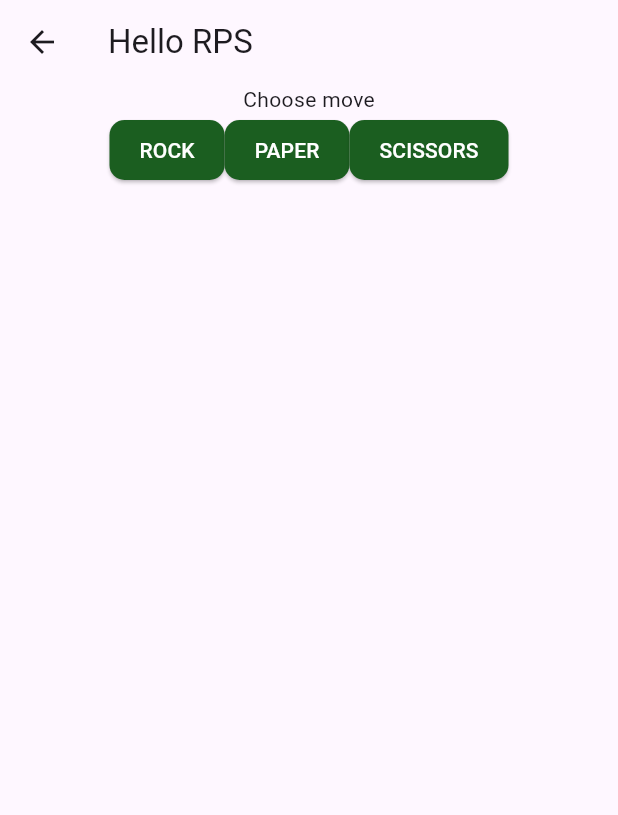
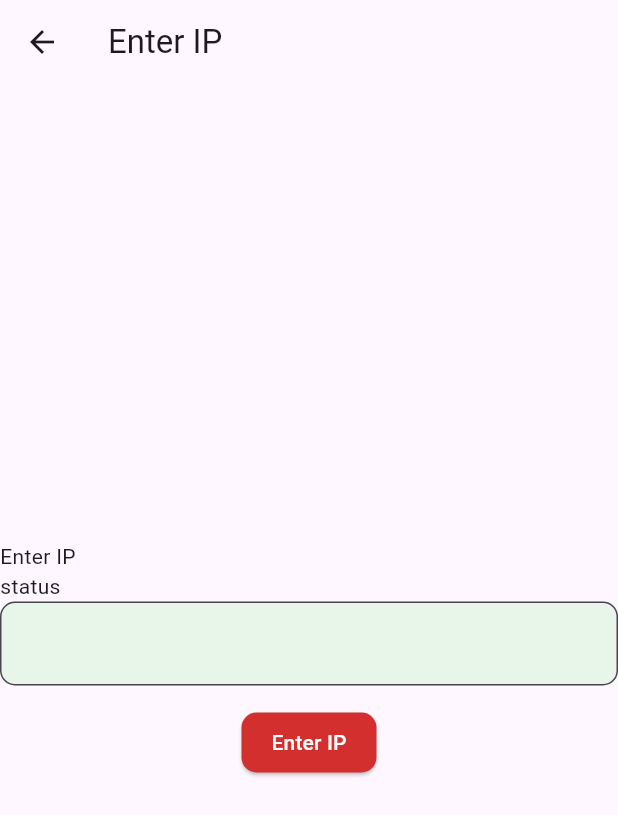
Before and after one commit to DBraja1738/network_practice, a Flutter app: the screen it shows after launch, after a tap on "hello rps", on a phone screen of 412 x 824 dp. Shown: the top 815 px of the screen. Run offline on Flutter 3.47's test engine with Material 3 defaults, Android fonts, the light colour scheme and no system bars.

Commit message:
fix multiplayer, add ip input, try animations

```diff
--- a/lib/RPSclient.dart
+++ b/lib/RPSclient.dart
@@ -1,3 +1,5 @@
+import 'dart:io';
+
 import 'package:web_socket_channel/web_socket_channel.dart';
 
 class RPSclient {
@@ -13,6 +15,6 @@ class RPSclient {
   Stream<String> get messages => channel.stream.map((data)=>data.toString());
 
   void dispose(){
-    channel.sink.close();
+    channel.sink.close(WebSocketStatus.normalClosure, "user left");
   }
 }
--- /dev/null
+++ b/lib/enterip.dart
@@ -0,0 +1,57 @@
+import 'package:flutter/material.dart';
+import 'package:network_practice/rockpaperscizors.dart';
+import 'widgets/decorations.dart';
+import 'package:web_socket_channel/web_socket_channel.dart';
+import 'dart:io';
+class IPinput extends StatefulWidget {
+  const IPinput({super.key});
+
+
+  @override
+  State<IPinput> createState() => _IPinputState();
+}
+
+class _IPinputState extends State<IPinput> {
+  final TextEditingController controller = TextEditingController();
+  String status= "status";
+  @override
+  Widget build(BuildContext context) {
+    return Scaffold(
+      appBar: AppBar(title: Text("Enter IP"),),
+      body: Column(
+        mainAxisAlignment: MainAxisAlignment.center,
+        children: <Widget>[
+          Row(
+            children: [Text("Enter IP"), ],
+          ),
+          Row(
+            children: [Text(status)],
+          ),
+          SizedBox(height: 70, child:  TextField(controller: controller, decoration: AppDecorations.inputDecoration,),),
+          ElevatedButton(onPressed: connectToServer, child: Text("Enter IP"), style: AppDecorations.buttonStyleRed,),
+        ],
+      ),
+    );
+  }
+
+  Future<bool> checkServerReachable() async {
+    try{
+      final socket= await Socket.connect("${controller.text}", 1234, timeout: Duration(seconds: 2));
+      socket.destroy();
+      return true;
+    }catch(_){
+      return false;
+    }
+  }
+  Future<void> connectToServer() async {
+    if(await checkServerReachable()){
+      Navigator.push(context, MaterialPageRoute(builder: (context)=> RPSApp(serverURL: "ws://${controller.text}:1234")));
+    }else{
+      status="failed connection";
+      setState(() {
+
+      });
+    }
+
+  }
+}
--- a/lib/menu.dart
+++ b/lib/menu.dart
@@ -1,7 +1,9 @@
 import 'package:flutter/material.dart';
+import 'package:network_practice/animations.dart';
 import 'package:network_practice/chat.dart';
+import 'package:network_practice/enterip.dart';
 import 'widgets/decorations.dart';
-import 'rockpaperscizors.dart';
+
 class MainApp extends StatelessWidget {
   const MainApp({super.key});
 
@@ -15,7 +17,6 @@ class MainApp extends StatelessWidget {
 
 class MainMenu extends StatelessWidget {
   const MainMenu({super.key});
-
   @override
   Widget build(BuildContext context) {
     return Scaffold(
@@ -43,9 +44,17 @@ class MainMenu extends StatelessWidget {
 
                   TextButton(
                   onPressed: (){
-                    Navigator.push(context, MaterialPageRoute(builder: (context)=> RPSApp(serverURL: 'ws://localhost:1234',)));
+                    Navigator.push(context, MaterialPageRoute(builder: (context)=> IPinput()));
                   },style: AppDecorations.buttonStyle,
                   child: const Text("hello rps")),
+
+                  const SizedBox(height: 50.0,),
+
+                  TextButton(
+                      onPressed: (){
+                        Navigator.push(context, MaterialPageRoute(builder: (context)=> AnimationPractice()));
+                      },style: AppDecorations.buttonStyle,
+                      child: const Text("hello animations")),
                 ],
               ),
               ),
--- a/lib/rockpaperscizors.dart
+++ b/lib/rockpaperscizors.dart
@@ -35,12 +35,14 @@ class _RPSAppState extends State<RPSApp> {
 
     @override
     void dispose() {
+
       client.dispose();
       super.dispose();
     }
   }
   void sendMove(String move){
     client.sendMove(move);
+
     setState(() {
       status = "move is chosen, waiting for opp...";
     });
--- a/pubspec.yaml
+++ b/pubspec.yaml
@@ -53,7 +53,8 @@ dev_dependencies:
 
 # The following section is specific to Flutter packages.
 flutter:
-
+  assets:
+    - assets/images/card_back.png
   # The following line ensures that the Material Icons font is
   # included with your application, so that you can use the icons in
   # the material Icons class.
```
Also changed, not shown: lib/animations.dart (added, +78 -0 lines), assets/images/card_back.png (added), assets/images/card_clubs_02.png (added), 1 other file.
